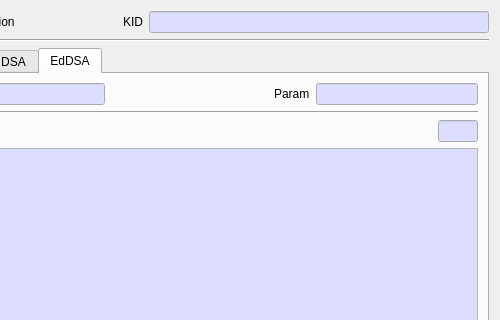
jykim74/CertMan, file CertMan/pri_key_info_dlg.ui: the form before one commit; both pictures show x 121 to 621 and y 0 to 320 of the 621 by 688 pixel window.
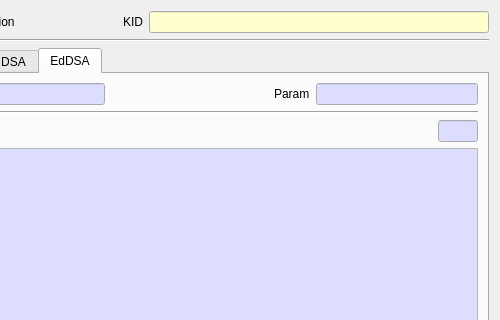
The form after the commit.

The edit to the form file:
```diff
--- a/CertMan/pri_key_info_dlg.ui
+++ b/CertMan/pri_key_info_dlg.ui
@@ -40,9 +40,9 @@
           <colorrole role="Base">
            <brush brushstyle="SolidPattern">
             <color alpha="255">
-             <red>221</red>
-             <green>221</green>
-             <blue>255</blue>
+             <red>255</red>
+             <green>255</green>
+             <blue>207</blue>
             </color>
            </brush>
           </colorrole>
@@ -51,9 +51,9 @@
           <colorrole role="Base">
            <brush brushstyle="SolidPattern">
             <color alpha="255">
-             <red>221</red>
-             <green>221</green>
-             <blue>255</blue>
+             <red>255</red>
+             <green>255</green>
+             <blue>207</blue>
             </color>
            </brush>
           </colorrole>
```
